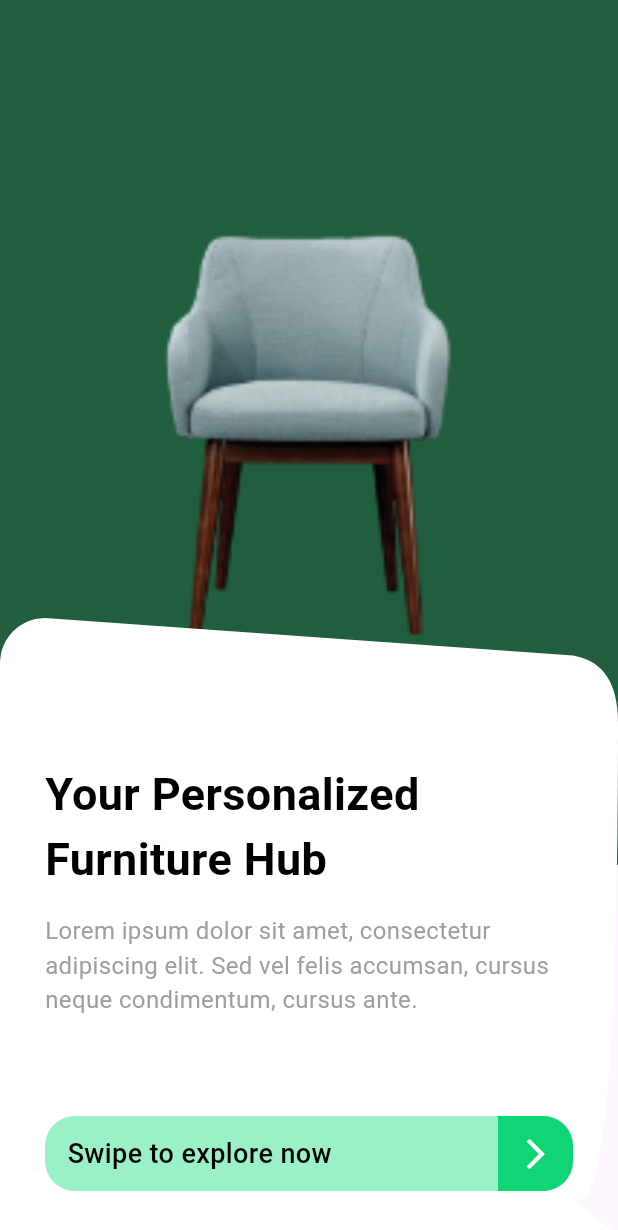
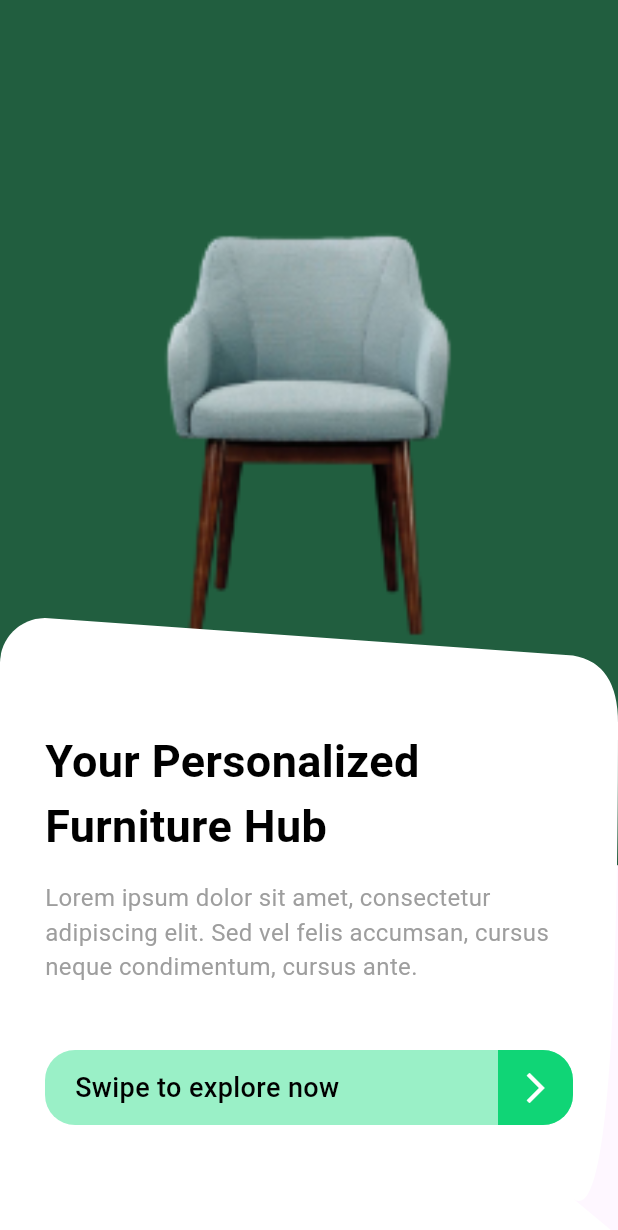
Before and after one commit to IBRHMHMDY/furniture_app_ui, a Flutter app: the screen it shows after launch, on a phone screen of 412 x 824 dp. Shown: the top 1230 px of the screen. Run offline on Flutter 3.47's test engine with Material 3 defaults, Android fonts, the phone set to English and light mode, and no system bars.

Commit message:
Some Fix n OnBoarding Screen

```diff
--- a/lib/screens/onboarding_screen.dart
+++ b/lib/screens/onboarding_screen.dart
@@ -80,8 +80,7 @@ class OnBoardingScreen extends StatelessWidget {
                       'Lorem ipsum dolor sit amet, consectetur adipiscing elit. Sed vel felis accumsan, cursus neque condimentum, cursus ante.',
                       style: TextStyle(fontSize: 16, color: Colors.grey),
                     ),
-                    const Spacer(), // يدفع العناصر التالية إلى الأسفل
-                    // الصف الذي يحتوي على نص "Swipe to explore now" والزر
+                    const Spacer(),
                     Container(
                       width: double.infinity,
                       height: 50,
@@ -91,10 +90,10 @@ class OnBoardingScreen extends StatelessWidget {
                         color: const Color.fromARGB(255, 154, 240, 199),
                       ),
                       child: Padding(
-                        padding: const EdgeInsets.only(left: 15),
+                        padding: const EdgeInsets.only(left: 20),
                         child: Row(
-                          mainAxisAlignment: MainAxisAlignment
-                              .spaceBetween, // توزيع المساحة بين العناصر
+                          mainAxisAlignment: MainAxisAlignment.spaceBetween,
+                          crossAxisAlignment: CrossAxisAlignment.center,
                           children: [
                             const Text(
                               'Swipe to explore now',
@@ -104,16 +103,23 @@ class OnBoardingScreen extends StatelessWidget {
                                 color: Colors.black,
                               ),
                             ),
-                            // الزر الدائري الأخضر
                             GestureDetector(
                               onTap: () => Navigator.push(
-
+                                context,
+                                MaterialPageRoute(
+                                  builder: (context) => HomeScreen(),
+                                ),
                               ),
                               child: Container(
                                 width: 50,
                                 height: 50,
                                 decoration: BoxDecoration(
-                                  color: const Color.fromARGB(255, 16, 213, 118),
+                                  color: const Color.fromARGB(
+                                    255,
+                                    16,
+                                    213,
+                                    118,
+                                  ),
                                   borderRadius: BorderRadius.only(
                                     bottomRight: Radius.circular(20),
                                     topRight: Radius.circular(20),
@@ -130,6 +136,7 @@ class OnBoardingScreen extends StatelessWidget {
                         ),
                       ),
                     ),
+                    const Spacer(),
                   ],
                 ),
               ),
```
Also changed, not shown: lib/screens/home_screen.dart (+91 -1 lines).
